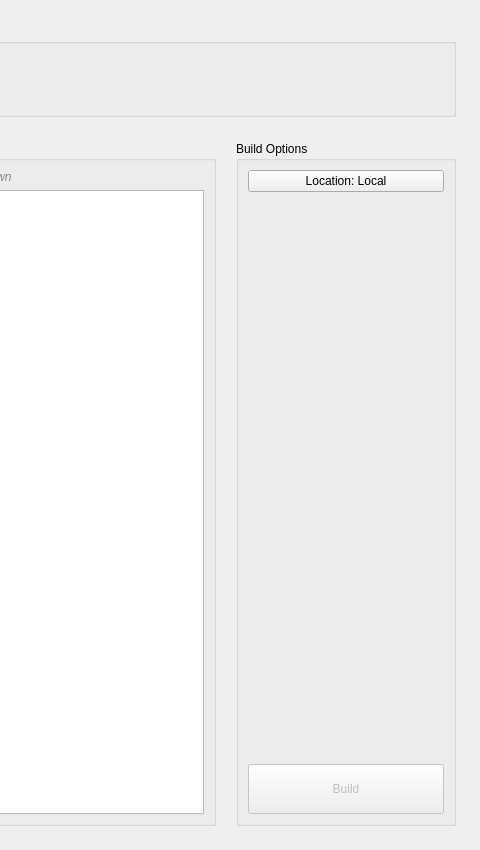
Qt form resources/ui/tabs/pass_builder.ui (cpt-cabbage/luma_tools) before a commit; both pictures show x 920 to 1400 and y 0 to 850 of the 1400 by 850 pixel window.
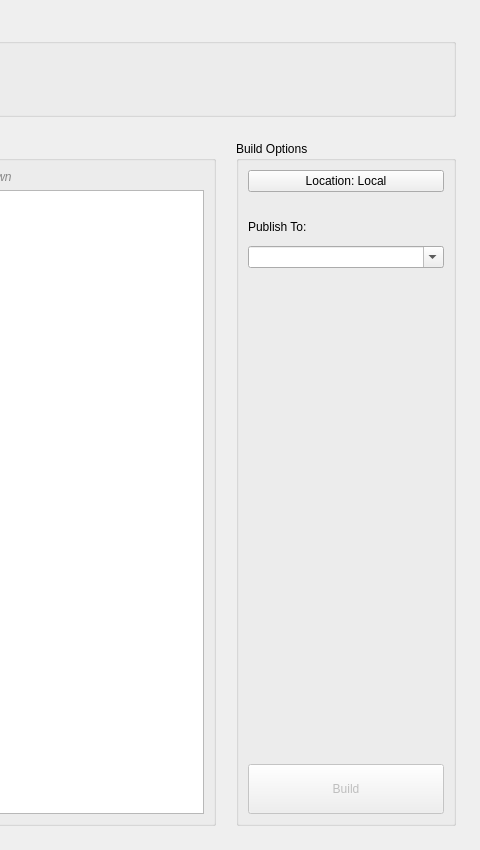
The same form after that commit.

Commit message: Add AYON publish source mode, cancellation support, and stability fixes

```diff
--- a/resources/ui/tabs/pass_builder.ui
+++ b/resources/ui/tabs/pass_builder.ui
@@ -209,6 +209,42 @@
           </property>
          </widget>
         </item>
+        <item>
+         <spacer name="buildOptionsSpacer1">
+          <property name="orientation">
+           <enum>Qt::Vertical</enum>
+          </property>
+          <property name="sizeType">
+           <enum>QSizePolicy::Fixed</enum>
+          </property>
+          <property name="sizeHint" stdset="0">
+           <size>
+            <width>20</width>
+            <height>16</height>
+           </size>
+          </property>
+         </spacer>
+        </item>
+        <item>
+         <widget class="QLabel" name="publishToLabel">
+          <property name="text">
+           <string>Publish To:</string>
+          </property>
+         </widget>
+        </item>
+        <item>
+         <widget class="QComboBox" name="PublishProductCombo">
+          <property name="editable">
+           <bool>true</bool>
+          </property>
+          <property name="toolTip">
+           <string>Select an existing AYON product or type a new name</string>
+          </property>
+          <property name="placeholderText">
+           <string>Select or type product name</string>
+          </property>
+         </widget>
+        </item>
         <item>
          <spacer name="verticalSpacer">
           <property name="orientation">
```
The commit also changes 59 other files.
